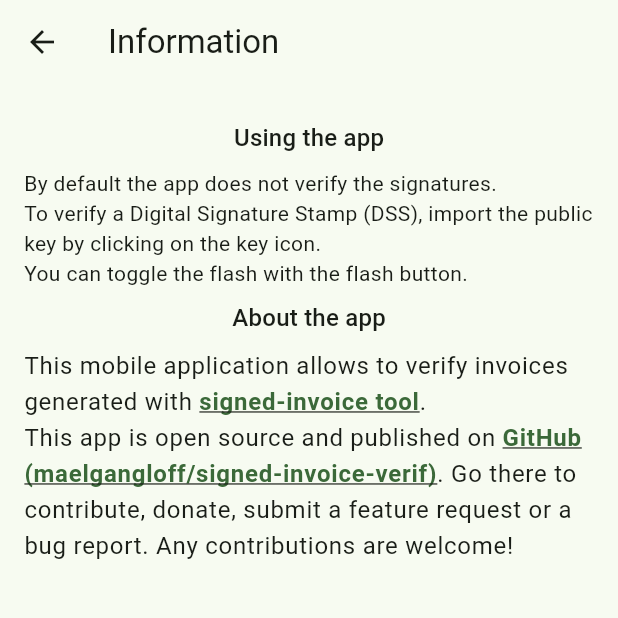
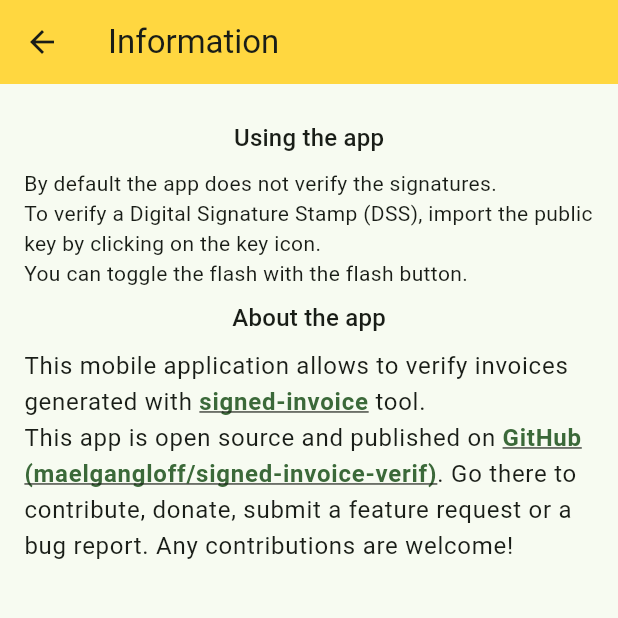
Before and after one commit to maelgangloff/signed-invoice-verif, a Flutter app: the screen it shows after launch, after a tap on the "info outline" icon, on a phone screen of 412 x 824 dp, the top half of it. Run offline on Flutter 3.47's test engine with Material 2 defaults, Android fonts, the phone set to English and light mode, and no system bars; our stand-ins replace file_picker, jwt_decoder; missing offline and left inert: dart_jsonwebtoken, flutter_beep, qr_code_scanner.

Commit message:
chore: update text

```diff
--- a/lib/main.dart
+++ b/lib/main.dart
@@ -6,6 +6,7 @@ void main() {
 
   runApp(
     MaterialApp(
+      title: 'Invoice Verif',
       home: const MyApp(),
       theme: ThemeData.from(
         colorScheme: ColorScheme.fromSeed(
--- a/lib/screens/informations_view.dart
+++ b/lib/screens/informations_view.dart
@@ -10,7 +10,9 @@ class InformationsView extends StatelessWidget {
   @override
   Widget build(BuildContext context) {
     return Scaffold(
-      appBar: AppBar(title: const Text('Information')),
+      appBar: AppBar(
+          title: const Text('Information'),
+          backgroundColor: Colors.amberAccent),
       body: Center(
         child: Padding(
           padding: const EdgeInsets.all(16.0),
@@ -40,7 +42,7 @@ You can toggle the flash with the flash button.'''),
                         text:
                             "This mobile application allows to verify invoices generated with "),
                     TextSpan(
-                      text: "signed-invoice tool",
+                      text: "signed-invoice",
                       style: TextStyle(
                         fontWeight: FontWeight.bold,
                         color: Theme.of(context).colorScheme.primary,
@@ -55,7 +57,7 @@ You can toggle the flash with the flash button.'''),
                               mode: LaunchMode.externalApplication);
                         },
                     ),
-                    const TextSpan(text: '.\n'),
+                    const TextSpan(text: ' tool.\n'),
                     const TextSpan(
                         text: "This app is open source and published on "),
                     TextSpan(
--- a/lib/screens/results_view.dart
+++ b/lib/screens/results_view.dart
@@ -17,7 +17,7 @@ class ResultsView extends StatelessWidget {
       appBar: AppBar(
         backgroundColor: state.appBarBackground,
         foregroundColor: state.appBarText,
-        title: Text("${state.name} invoice decoded"),
+        title: Text("${state.name} invoice"),
       ),
       body: Padding(
         padding: const EdgeInsets.all(16.0),
--- a/lib/screens/scanner_view.dart
+++ b/lib/screens/scanner_view.dart
@@ -39,6 +39,7 @@ class ScannerViewState extends State<ScannerView> {
   Widget build(BuildContext context) {
     return Scaffold(
       appBar: AppBar(
+        backgroundColor: Colors.amberAccent,
         title: const Text('Scan a Digital Signature Stamp'),
       ),
       body: Stack(
@@ -95,7 +96,7 @@ class ScannerViewState extends State<ScannerView> {
                             if (e.code ==
                                 "read_external_storage_permission_denied") {
                               _showInformation(context, "Permission denied",
-                                  "Please allow file system access to open a key file");
+                                  "Please allow file system access to open a key file.");
                             } else {
                               _showInformation(
                                   context,
@@ -108,7 +109,7 @@ class ScannerViewState extends State<ScannerView> {
                                 "The selected file does not contain a valid prime256v1 public key.");
                           } catch (e) {
                             _showInformation(context,
-                                "An unexpected error occured", e.toString());
+                                "An unexpected error occured.", e.toString());
                           }
                         },
                         icon: Icon(
```
Also changed, not shown: 1 other file.
